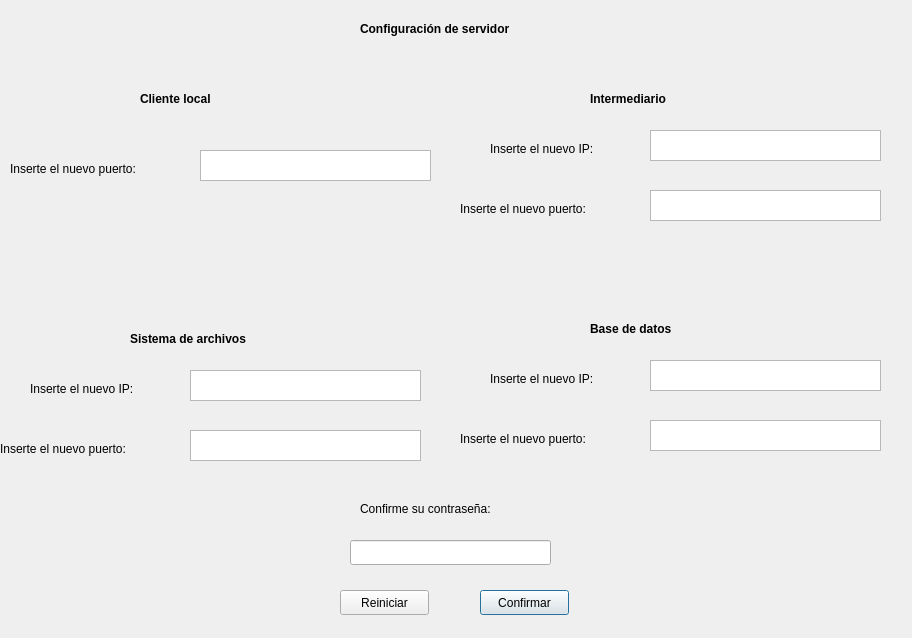
Above: Interfaz/sys_config.ui from Los-Pollitos/PI-Redes-Sistemas-Operativos before the change. Below: the same form after it.
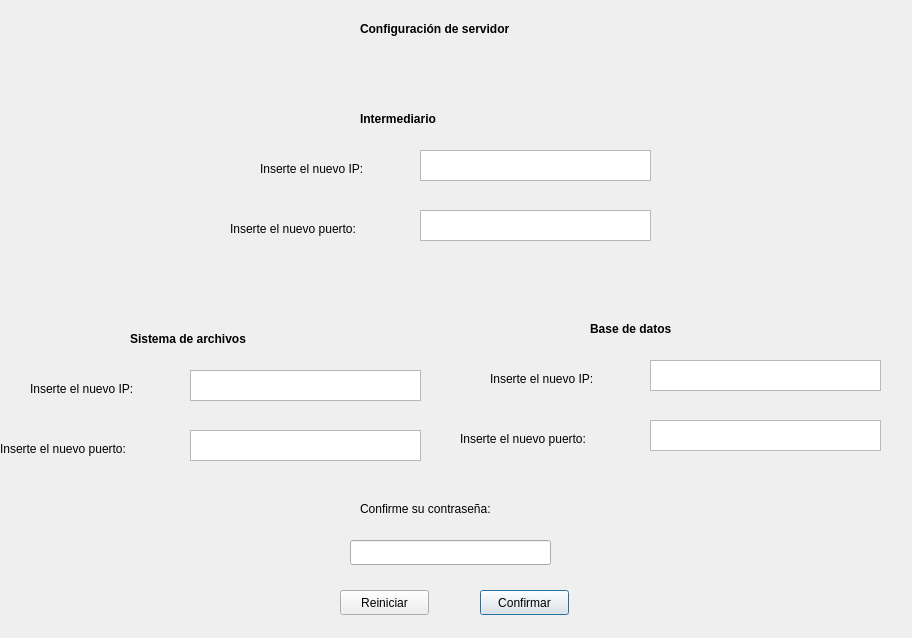
That is the form after the change.

```diff
--- a/Interfaz/sys_config.ui
+++ b/Interfaz/sys_config.ui
@@ -26,29 +26,6 @@
     <string>Confirme su contraseña: </string>
    </property>
   </widget>
-  <widget class="QPlainTextEdit" name="client_port">
-   <property name="geometry">
-    <rect>
-     <x>200</x>
-     <y>150</y>
-     <width>231</width>
-     <height>31</height>
-    </rect>
-   </property>
-  </widget>
-  <widget class="QLabel" name="label_2">
-   <property name="geometry">
-    <rect>
-     <x>10</x>
-     <y>160</y>
-     <width>171</width>
-     <height>17</height>
-    </rect>
-   </property>
-   <property name="text">
-    <string>Inserte el nuevo puerto:</string>
-   </property>
-  </widget>
   <widget class="QLabel" name="label_5">
    <property name="geometry">
     <rect>
@@ -80,29 +57,11 @@
     <string>Confirmar</string>
    </property>
   </widget>
-  <widget class="QLabel" name="label_6">
-   <property name="geometry">
-    <rect>
-     <x>140</x>
-     <y>90</y>
-     <width>101</width>
-     <height>17</height>
-    </rect>
-   </property>
-   <property name="font">
-    <font>
-     <bold>true</bold>
-    </font>
-   </property>
-   <property name="text">
-    <string>Cliente local</string>
-   </property>
-  </widget>
   <widget class="QLabel" name="label_4">
    <property name="geometry">
     <rect>
-     <x>490</x>
-     <y>140</y>
+     <x>260</x>
+     <y>160</y>
      <width>221</width>
      <height>17</height>
     </rect>
@@ -114,8 +73,8 @@
   <widget class="QLabel" name="label_7">
    <property name="geometry">
     <rect>
-     <x>590</x>
-     <y>90</y>
+     <x>360</x>
+     <y>110</y>
      <width>101</width>
      <height>17</height>
     </rect>
@@ -132,8 +91,8 @@
   <widget class="QPlainTextEdit" name="inter_ip">
    <property name="geometry">
     <rect>
-     <x>650</x>
-     <y>130</y>
+     <x>420</x>
+     <y>150</y>
      <width>231</width>
      <height>31</height>
     </rect>
@@ -142,8 +101,8 @@
   <widget class="QPlainTextEdit" name="inter_port">
    <property name="geometry">
     <rect>
-     <x>650</x>
-     <y>190</y>
+     <x>420</x>
+     <y>210</y>
      <width>231</width>
      <height>31</height>
     </rect>
@@ -152,8 +111,8 @@
   <widget class="QLabel" name="label_8">
    <property name="geometry">
     <rect>
-     <x>460</x>
-     <y>200</y>
+     <x>230</x>
+     <y>220</y>
      <width>171</width>
      <height>17</height>
     </rect>
```
